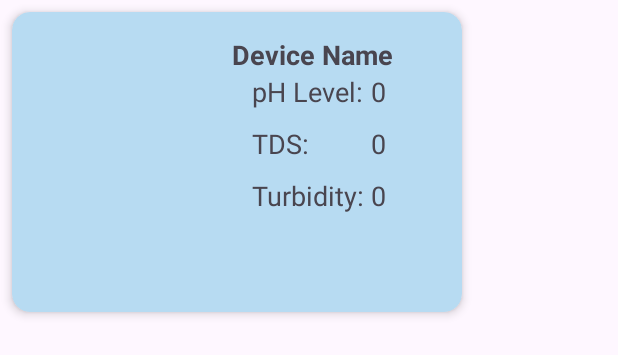
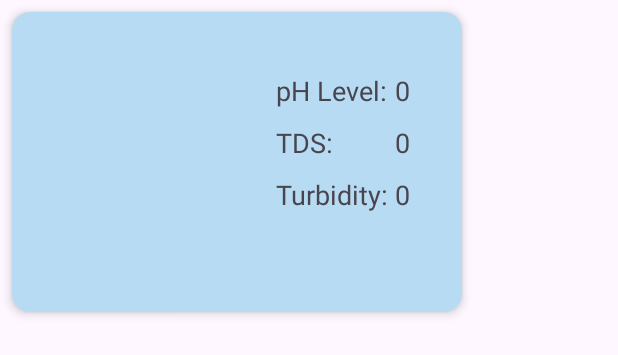
Before and after one commit to angeldoromedez/AquaManage-Android, an Android app: the layout card_item.xml on its own in the app's theme, with its tools: preview values and no code run, on a phone screen of 412 x 824 dp. Shown: the top 355 px of the screen. Run offline under Robolectric (Android 15) with nearby library versions, the phone set to English and light mode, and no system bars.

```diff
--- a/app/src/main/java/com/aquamanagers/aquamanage_app/adapters/DeviceCardAdapter.kt
+++ b/app/src/main/java/com/aquamanagers/aquamanage_app/adapters/DeviceCardAdapter.kt
@@ -3,7 +3,6 @@ package com.aquamanagers.aquamanage_app.adapters
 import android.view.LayoutInflater
 import android.view.View
 import android.view.ViewGroup
-import android.widget.AdapterView.OnItemClickListener
 import android.widget.TextView
 import androidx.recyclerview.widget.RecyclerView
 import com.aquamanagers.aquamanage_app.R
@@ -32,7 +31,6 @@ class DeviceCardAdapter(
 
     override fun onBindViewHolder(holder: ViewHolder, position: Int) {
         val item = items[position]
-        holder.id.text = item.id
         holder.phValue.text = item.phValue
         holder.tdsValue.text = item.tdsValue
         holder.turbidityValue.text = item.turbidityValue
--- a/app/src/main/java/com/aquamanagers/aquamanage_app/models/DeviceRegistry.kt
+++ b/app/src/main/java/com/aquamanagers/aquamanage_app/models/DeviceRegistry.kt
@@ -3,4 +3,4 @@ package com.aquamanagers.aquamanage_app.models
 data class DeviceRegistry(
     val connected: Boolean? = false,
     val customDevId: String? = "",
-    val deviceName: String? = "")
+    val deviceName: String? = "Device 1")
--- a/app/src/main/res/layout/card_item.xml
+++ b/app/src/main/res/layout/card_item.xml
@@ -27,29 +27,14 @@
             android:visibility="visible"/>
     </LinearLayout>
 
-    <LinearLayout
-        android:layout_width="160dp"
-        android:layout_height="wrap_content"
-        android:orientation="vertical"
-        android:layout_gravity="end"
-        android:gravity="end"
-        android:layout_marginEnd="30dp"
-        android:padding="16dp">
-
-        <!-- Title of the Card -->
-        <TextView
-            android:id="@+id/deviceName"
-            android:layout_width="wrap_content"
-            android:layout_height="wrap_content"
-            android:text="Device Name"
-            android:textSize="18sp"
-            android:textStyle="bold"/>
-
         <!-- Description of the Card -->
         <LinearLayout
             android:id="@+id/gridHolder"
             android:layout_height="wrap_content"
-            android:layout_width="wrap_content">
+            android:layout_width="wrap_content"
+            android:layout_gravity="end"
+            android:layout_marginEnd="30dp"
+            android:layout_marginTop="40dp">
 
             <LinearLayout
                 android:id="@+id/labelHolders"
@@ -120,5 +105,4 @@
                     android:text="0"/>
             </LinearLayout>
         </LinearLayout>
-    </LinearLayout>
 </androidx.cardview.widget.CardView>
```
Also changed, not shown: app/src/main/java/com/aquamanagers/aquamanage_app/WaterAnalysisActivity.kt (+20 -16 lines), app/src/main/java/com/aquamanagers/aquamanage_app/models/DeviceItem.kt (+2 -6 lines), app/src/main/res/layout/activity_water_analysis.xml (+2 -11 lines).
